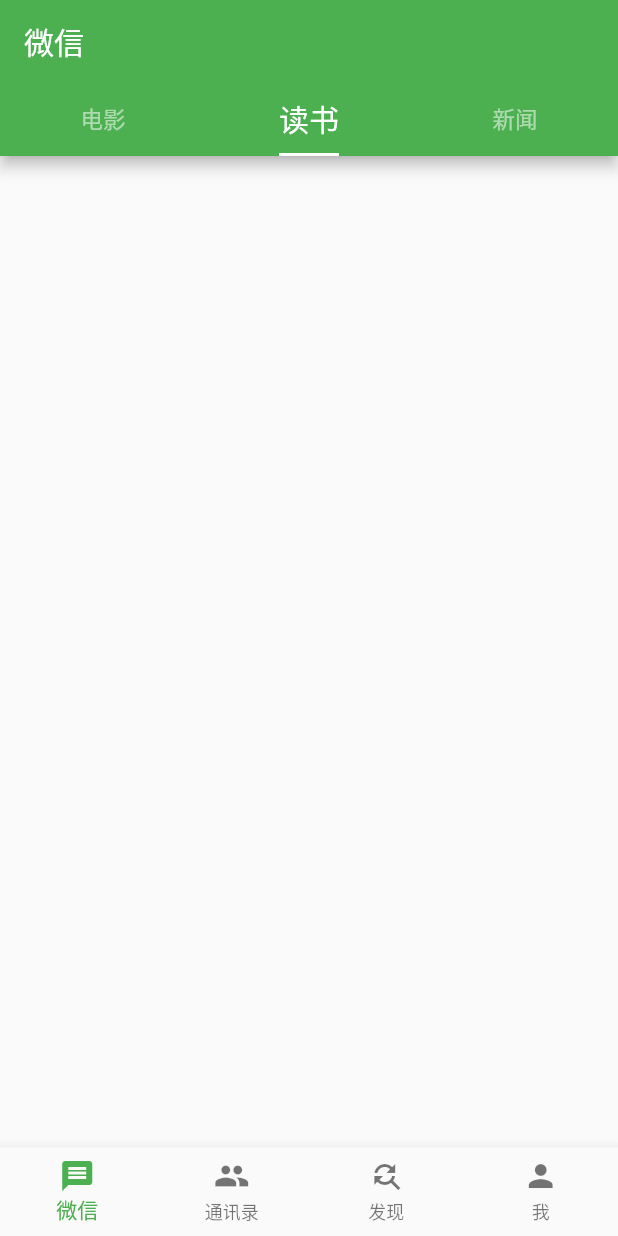
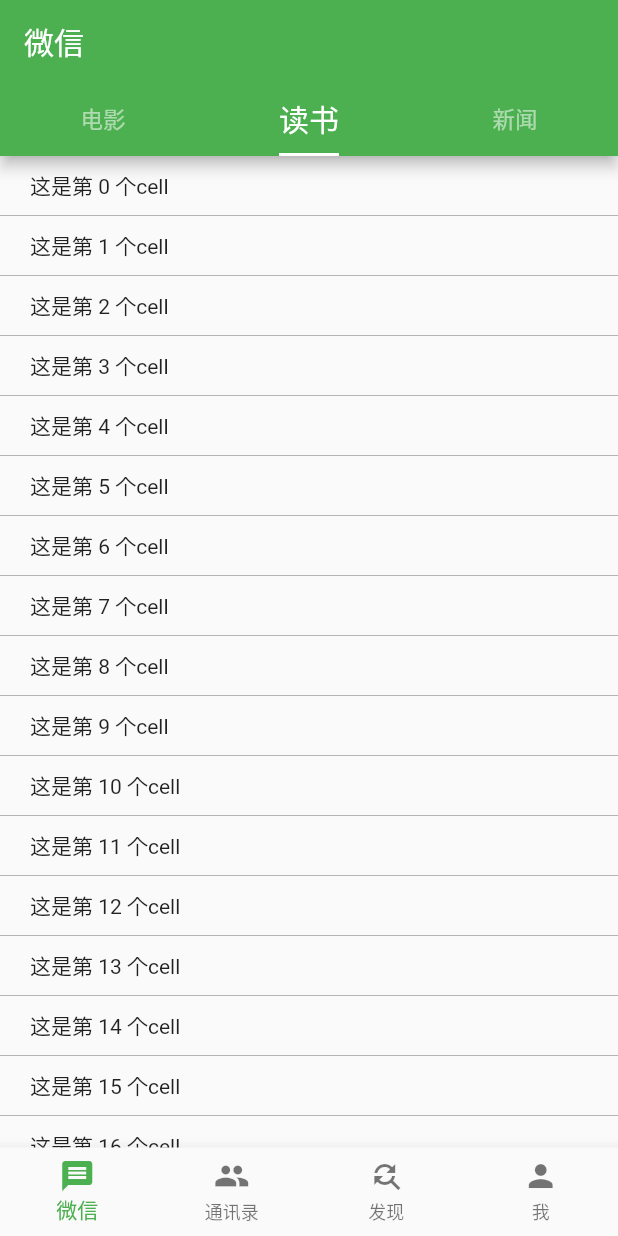
Before and after one commit to SmallwolfiOS/flutterapp, a Flutter app: the screen it shows after launch, tab 2 chosen, on a phone screen of 412 x 824 dp. Run offline on Flutter 3.47's test engine with Material 2 defaults, Android fonts, the phone set to English and light mode, and no system bars; missing offline and left inert: dart:ffi.

Commit message:
添加listView

```diff
--- a/lib/favoriteViews/BooksView.dart
+++ b/lib/favoriteViews/BooksView.dart
@@ -9,13 +9,25 @@ class BooksView extends StatefulWidget {
 }
 
 class _BooksViewState extends State<BooksView> {
-
   @override
   Widget build(BuildContext context) {
     return Scaffold(
-        body: Center(
-          child: Column(),
-        ) // This trailing comma makes auto-formatting nicer for build methods.
+      body: new ListView.builder(
+          itemCount: 20,
+          itemBuilder: (BuildContext context, int index) {
+            return new Container(
+              height: 40,
+              alignment: Alignment.centerLeft,
+//              color: Colors.blue,
+
+              padding: const EdgeInsets.only(left: 20),
+//          margin: const EdgeInsets.only(top: 10),
+              child: Text('这是第 $index 个cell'),
+              decoration: BoxDecoration(
+                border: Border(bottom: BorderSide(width: 0.5,color: Colors.grey,))
+              ),
+            );
+          }), // This trailing comma makes auto-formatting nicer for build methods.
     );
   }
 }
```
